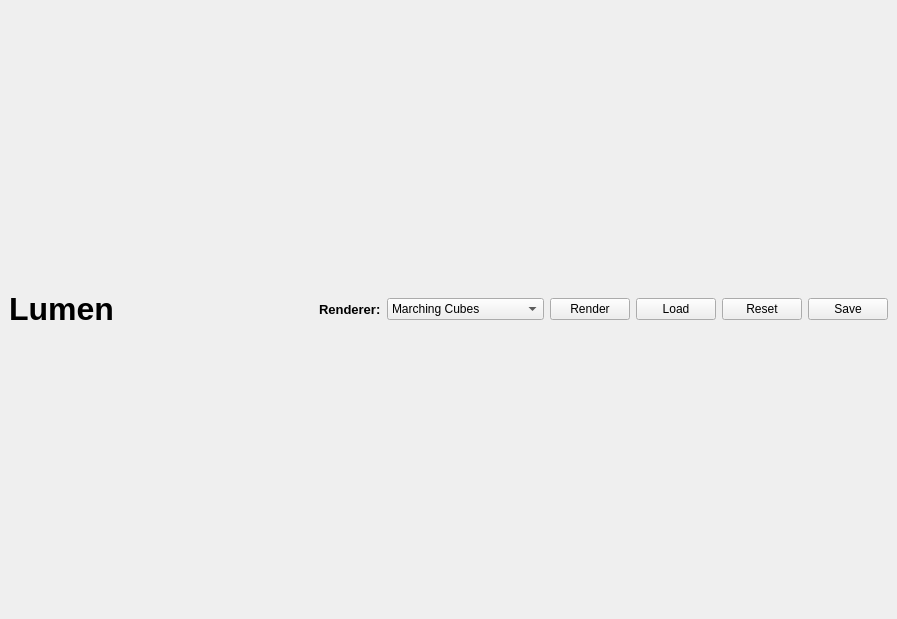
The window that ui/LumenMainWindow.ui (Eual11/Lumen) describes before a commit, drawn with Qt 5.
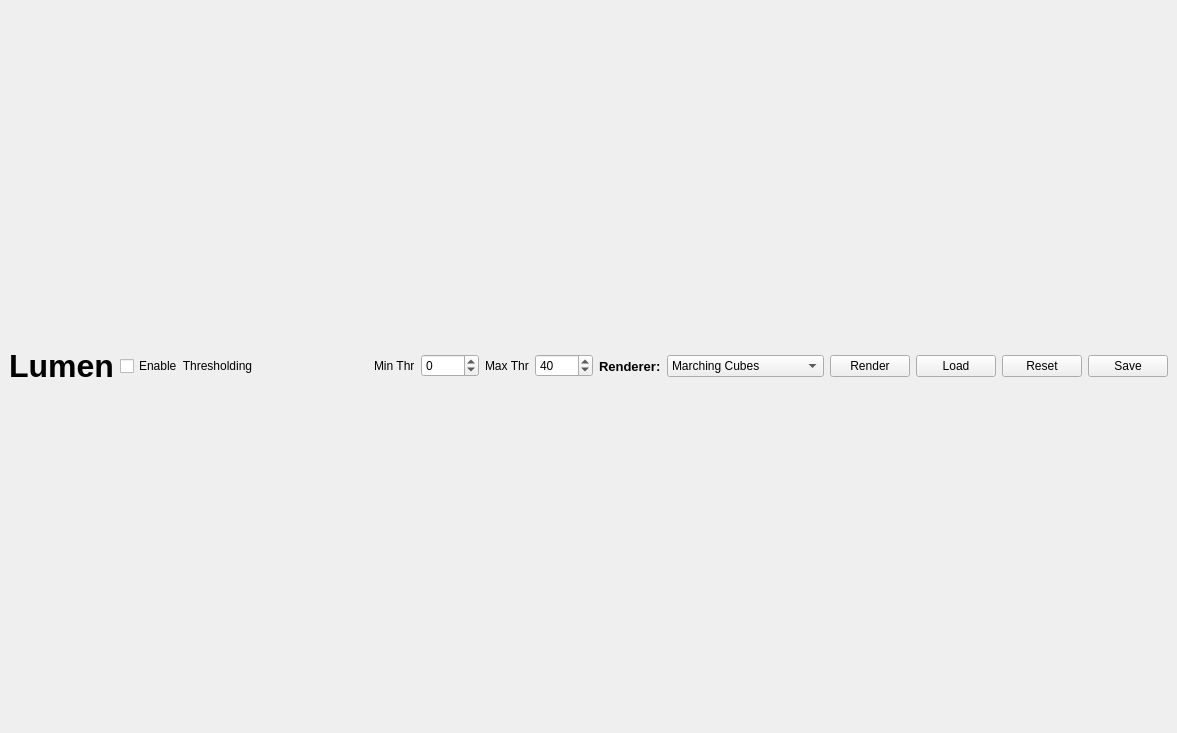
The same window after the commit.

What changed in the file:
```diff
--- a/ui/LumenMainWindow.ui
+++ b/ui/LumenMainWindow.ui
@@ -6,8 +6,8 @@
    <rect>
     <x>0</x>
     <y>0</y>
-    <width>897</width>
-    <height>619</height>
+    <width>1177</width>
+    <height>733</height>
    </rect>
   </property>
   <property name="sizePolicy">
@@ -54,6 +54,13 @@
         </property>
        </widget>
       </item>
+      <item>
+       <widget class="QCheckBox" name="enableThr">
+        <property name="text">
+         <string>Enable  Thresholding</string>
+        </property>
+       </widget>
+      </item>
       <item>
        <spacer name="horizontalSpacer">
         <property name="orientation">
@@ -67,6 +74,43 @@
         </property>
        </spacer>
       </item>
+      <item>
+       <widget class="QLabel" name="label_3">
+        <property name="text">
+         <string>Min Thr</string>
+        </property>
+       </widget>
+      </item>
+      <item>
+       <widget class="QSpinBox" name="minThresholdSpinbox">
+        <property name="minimum">
+         <number>-3000</number>
+        </property>
+        <property name="maximum">
+         <number>3000</number>
+        </property>
+       </widget>
+      </item>
+      <item>
+       <widget class="QLabel" name="label_4">
+        <property name="text">
+         <string>Max Thr</string>
+        </property>
+       </widget>
+      </item>
+      <item>
+       <widget class="QSpinBox" name="maxThresholdSpinbox">
+        <property name="minimum">
+         <number>-3000</number>
+        </property>
+        <property name="maximum">
+         <number>3000</number>
+        </property>
+        <property name="value">
+         <number>40</number>
+        </property>
+       </widget>
+      </item>
       <item>
        <widget class="QLabel" name="label_2">
         <property name="font">
```
